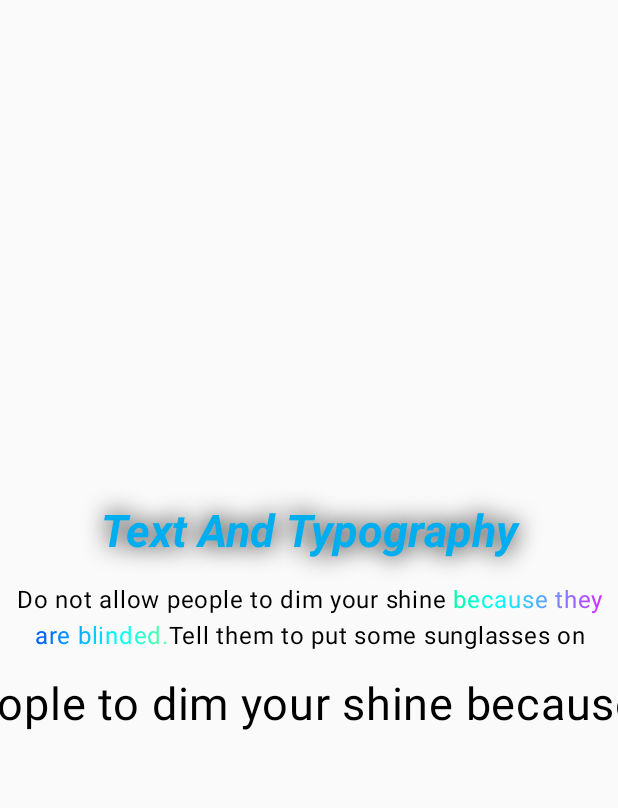
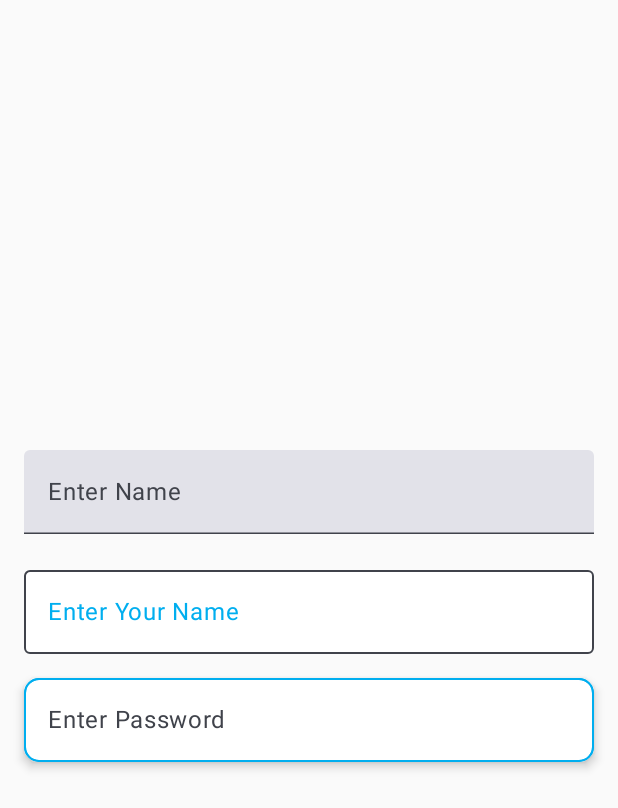
Before and after one commit to hossain72/ComposeExample, an Android app built with Jetpack Compose: the screen it shows after launch (MainActivity), on a phone screen of 412 x 824 dp. Shown: the top 808 px of the screen. Run offline under Robolectric (Android 15) with nearby library versions, the phone set to English and light mode, and no system bars.

Commit message:
text field example added

```diff
--- a/app/src/main/java/com/rul/compose_example/MainActivity.kt
+++ b/app/src/main/java/com/rul/compose_example/MainActivity.kt
@@ -4,15 +4,8 @@ import android.os.Bundle
 import androidx.activity.ComponentActivity
 import androidx.activity.compose.setContent
 import androidx.activity.enableEdgeToEdge
-import androidx.compose.foundation.layout.fillMaxSize
-import androidx.compose.foundation.layout.padding
-import androidx.compose.material3.Scaffold
-import androidx.compose.material3.Text
-import androidx.compose.runtime.Composable
-import androidx.compose.ui.Modifier
-import androidx.compose.ui.tooling.preview.Preview
-import com.rul.compose_example.new_jetpack_compose.fundamantal_concept_2.Greeting
-import com.rul.compose_example.new_jetpack_compose.fundamantal_concept_2.SimpleText
+import com.rul.compose_example.new_jetpack_compose.core_components_3.SimpleText
+import com.rul.compose_example.new_jetpack_compose.core_components_3.TextFieldExample
 import com.rul.compose_example.ui.theme.Compose_exampleTheme
 
 class MainActivity : ComponentActivity() {
@@ -21,7 +14,7 @@ class MainActivity : ComponentActivity() {
         enableEdgeToEdge()
         setContent {
             Compose_exampleTheme {
-                SimpleText()
+                TextFieldExample()
             }
         }
     }
--- a/app/src/main/java/com/rul/compose_example/new_jetpack_compose/fundamantal_concept_2/TextAndTypography.kt
+++ b/app/src/main/java/com/rul/compose_example/new_jetpack_compose/core_components_3/TextAndTypography.kt
@@ -1,4 +1,4 @@
-package com.rul.compose_example.new_jetpack_compose.fundamantal_concept_2
+package com.rul.compose_example.new_jetpack_compose.core_components_3
 
 import androidx.compose.foundation.basicMarquee
 import androidx.compose.foundation.layout.*
--- /dev/null
+++ b/app/src/main/java/com/rul/compose_example/new_jetpack_compose/core_components_3/TextFieldExample.kt
@@ -0,0 +1,156 @@
+package com.rul.compose_example.new_jetpack_compose.core_components_3
+
+import androidx.compose.foundation.BorderStroke
+import androidx.compose.foundation.border
+import androidx.compose.foundation.layout.Arrangement
+import androidx.compose.foundation.layout.Column
+import androidx.compose.foundation.layout.Spacer
+import androidx.compose.foundation.layout.fillMaxSize
+import androidx.compose.foundation.layout.fillMaxWidth
+import androidx.compose.foundation.layout.height
+import androidx.compose.foundation.layout.padding
+import androidx.compose.foundation.shape.RoundedCornerShape
+import androidx.compose.foundation.text.KeyboardOptions
+import androidx.compose.material3.Card
+import androidx.compose.material3.CardDefaults
+import androidx.compose.material3.OutlinedTextField
+import androidx.compose.material3.Text
+import androidx.compose.material3.TextField
+import androidx.compose.material3.TextFieldDefaults
+import androidx.compose.runtime.Composable
+import androidx.compose.runtime.getValue
+import androidx.compose.runtime.mutableStateOf
+import androidx.compose.runtime.remember
+import androidx.compose.runtime.saveable.rememberSaveable
+import androidx.compose.runtime.setValue
+import androidx.compose.ui.Alignment
+import androidx.compose.ui.Modifier
+import androidx.compose.ui.graphics.Brush
+import androidx.compose.ui.graphics.Color
+import androidx.compose.ui.res.colorResource
+import androidx.compose.ui.text.TextStyle
+import androidx.compose.ui.text.input.KeyboardType
+import androidx.compose.ui.text.input.PasswordVisualTransformation
+import androidx.compose.ui.tooling.preview.Preview
+import androidx.compose.ui.unit.dp
+import com.rul.compose_example.R
+
+@Composable
+fun TextFieldExample() {
+    var text by remember {
+        mutableStateOf("")
+    }
+    var text1 by rememberSaveable {
+        mutableStateOf("")
+    }
+    var password by rememberSaveable {
+        mutableStateOf("")
+    }
+
+    val rainBowColor = listOf(
+        Color.Blue,
+        Color.Cyan,
+        Color.Yellow,
+        Color.Green,
+        Color.Cyan,
+        Color.Magenta,
+    )
+    val brush = remember {
+        Brush.linearGradient(
+            colors = rainBowColor
+        )
+    }
+
+    Column(
+        modifier = Modifier
+            .fillMaxSize()
+            .padding(horizontal = 16.dp),
+        verticalArrangement = Arrangement.Center,
+        horizontalAlignment = Alignment.CenterHorizontally
+    ) {
+
+        TextField(
+            value = text1,
+            onValueChange = {
+                text1 = it
+            },
+            modifier = Modifier.fillMaxWidth(),
+            textStyle = TextStyle(brush = brush), // using text linear gradient color
+            placeholder = {
+                Text("Enter Name")
+            }
+        )
+        Spacer(modifier = Modifier.height(16.dp))
+        //Outline border text field
+        OutlinedTextField(
+            value = text,
+            onValueChange = {
+                text = it
+            },
+            label = {
+                Text("Enter Your Name")
+            },
+            modifier = Modifier.fillMaxWidth(),
+            colors = TextFieldDefaults.colors(
+                focusedTextColor = Color.Black,
+                focusedContainerColor = Color.White,
+                unfocusedContainerColor = Color.White,
+                unfocusedTextColor = Color.Black,
+                focusedLabelColor = colorResource(R.color.primary),
+                unfocusedLabelColor = colorResource(R.color.primary),
+            )
+        )
+        Spacer(modifier = Modifier.height(16.dp))
+        // Custom Text Field with border and background color
+        Card(
+            modifier = Modifier
+                .fillMaxWidth(),
+            shape = RoundedCornerShape(10.dp),
+            elevation = CardDefaults.cardElevation(
+                defaultElevation = 4.dp
+            ),
+            border = BorderStroke(width = 1.dp, color = colorResource(R.color.primary)),
+            colors = CardDefaults.cardColors(
+                containerColor = Color.White
+            )
+        ) {
+            TextField(
+                value = password,
+                onValueChange = {
+                    password = it
+                },
+                placeholder = {
+                    Text("Enter Password")
+                },
+                modifier = Modifier
+                    .fillMaxWidth()
+                    .border(
+                        BorderStroke(width = 1.dp, color = colorResource(R.color.primary)),
+                        shape = RoundedCornerShape(10.dp)
+                    ),
+                visualTransformation = PasswordVisualTransformation(),
+                keyboardOptions = KeyboardOptions(keyboardType = KeyboardType.Password),
+                colors = TextFieldDefaults.colors(
+                    focusedIndicatorColor = Color.Transparent,
+                    unfocusedIndicatorColor = Color.Transparent,
+                    disabledIndicatorColor = Color.Transparent,
+                    unfocusedContainerColor = Color.Transparent,
+                    focusedContainerColor = Color.Transparent,
+                    disabledContainerColor = Color.Transparent,
+                    focusedTextColor = Color.Black,
+                    unfocusedTextColor = Color.Black,
+                    focusedLabelColor = Color.Black,
+                    unfocusedLabelColor = Color.Black
+                )
+            )
+        }
+
+        Spacer(modifier = Modifier.height(16.dp))
+    }
+}
+
+@Preview(showSystemUi = true)
+@Composable
+fun TextFieldExamplePreview() {
+    TextFieldExample()
+}
--- a/gradle/libs.versions.toml
+++ b/gradle/libs.versions.toml
@@ -6,8 +6,8 @@ junit = "4.13.2"
 junitVersion = "1.1.5"
 espressoCore = "3.5.1"
 lifecycleRuntimeKtx = "2.6.1"
-activityCompose = "1.8.0"
-composeBom = "2024.09.00"
+activityCompose = "1.10.1"
+composeBom = "2025.05.01"
 
 [libraries]
 androidx-core-ktx = { group = "androidx.core", name = "core-ktx", version.ref = "coreKtx" }
```
